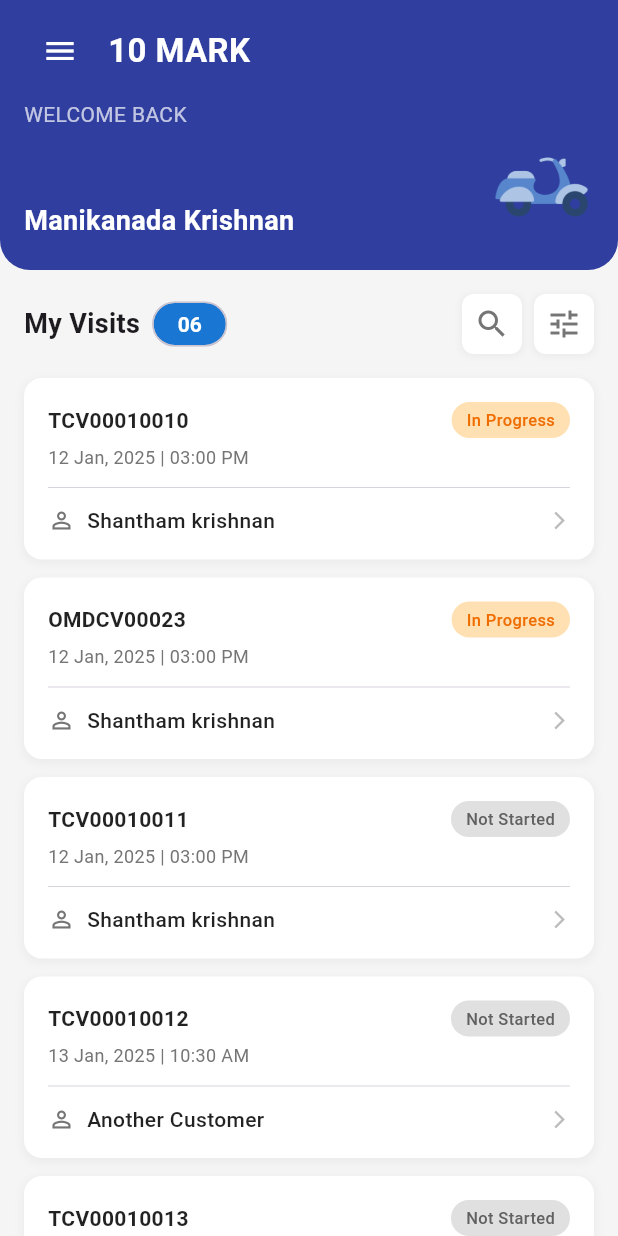
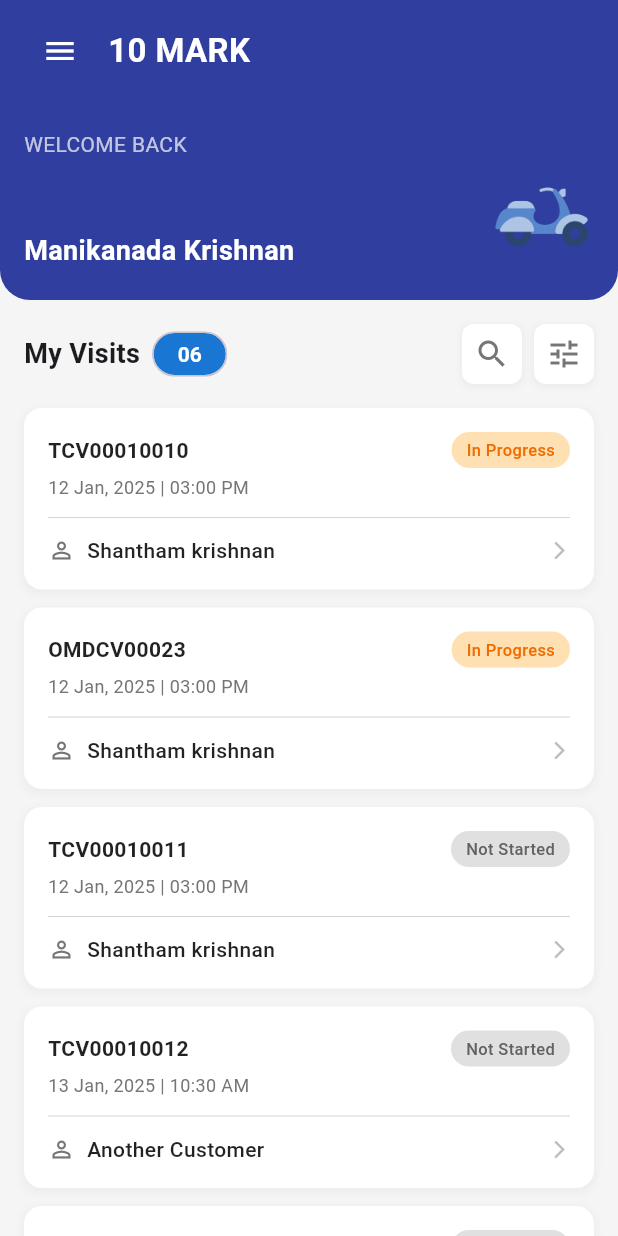
Before and after one commit to Kushwaha2021/user_visit, a Flutter app: the screen it shows after launch, on a phone screen of 412 x 824 dp. Run offline on Flutter 3.47's test engine with Material 3 defaults, Android fonts, the phone set to English and light mode, and no system bars.

```diff
--- a/lib/screens/visits_screen.dart
+++ b/lib/screens/visits_screen.dart
@@ -16,27 +16,31 @@ class VisitsScreen extends StatelessWidget {
     final visitCount = visitsProvider.visitCount;
 
     return Scaffold(
-      body: CustomScrollView(
+      body: Column(
+        children: [
+          _buildFixedHeader(context), // not in CustomScrollView
+          Expanded(
+            child: CustomScrollView(
               slivers: [
-          _buildHeader(context),
                 _buildControls(context, visitCount),
                 _buildVisitList(context, visitsProvider.filteredVisits),
+              ],
+            ),
+          ),
         ],
       ),
     );
   }
 
-  Widget _buildHeader(BuildContext context) {
-    return SliverAppBar(
-      expandedHeight: 180.0,
-      pinned: false,
-      backgroundColor: Colors.transparent,
-      elevation: 0,
-      automaticallyImplyLeading: false,
-      flexibleSpace: FlexibleSpaceBar(
-        collapseMode: CollapseMode.pin,
-        background: Container(
-          padding: EdgeInsets.only(top: MediaQuery.of(context).padding.top + 10, left: 16, right: 16, bottom: 10),
+  Widget _buildFixedHeader(BuildContext context) {
+    return Container(
+      height: 200,
+      padding: EdgeInsets.only(
+        top: MediaQuery.of(context).padding.top + 10,
+        left: 16,
+        right: 16,
+        bottom: 10,
+      ),
       decoration: BoxDecoration(
         color: Colors.indigo.shade700,
         borderRadius: const BorderRadius.only(
@@ -51,13 +55,14 @@ class VisitsScreen extends StatelessWidget {
             children: [
               IconButton(
                 icon: const Icon(Icons.menu, color: Colors.white),
-                    onPressed: () {  },
+                onPressed: () {},
               ),
               const SizedBox(width: 8),
               const Text(
                 '10 MARK',
-                    style: TextStyle(color: Colors.white, fontSize: 22,fontWeight: FontWeight.bold),
+                style: TextStyle(color: Colors.white, fontSize: 22, fontWeight: FontWeight.bold),
               ),
+              const Spacer(),
             ],
           ),
           const Spacer(),
@@ -77,17 +82,15 @@ class VisitsScreen extends StatelessWidget {
                     fontWeight: FontWeight.bold),
               ),
               const Spacer(),
-                  // Scooter Image
-                  Image.asset('assets/scooter.png', height: 70,fit: BoxFit.fill,), // Adjust height as needed
+              Image.asset('assets/scooter.png', height: 70, fit: BoxFit.fill),
             ],
           ),
           const SizedBox(height: 10),
         ],
       ),
-        ),
-      ),
     );
   }
+
 
   Widget _buildControls(BuildContext context, int visitCount) {
     return SliverPadding(
```
Lines whose indentation alone changed are shown as unchanged.
